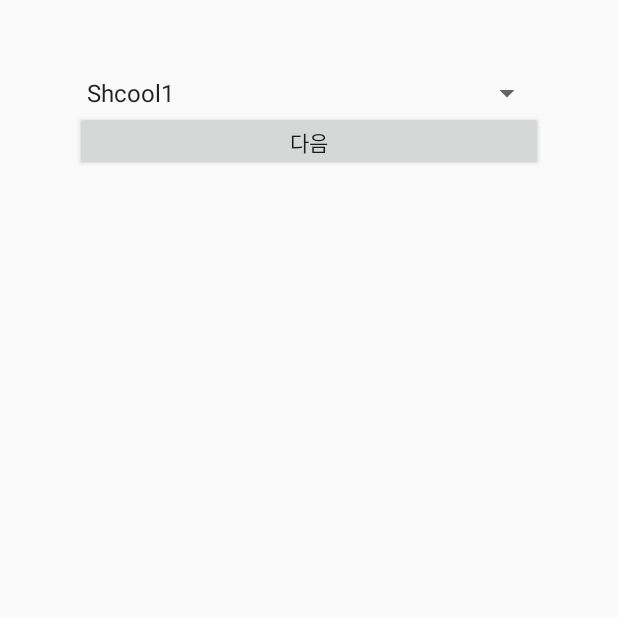
After one commit to seco/Seoul-App-Challenge, an Android app: the RegisterActivity screen opened directly, with no data from a screen before it, on a phone screen of 412 x 824 dp, the top half of it. The commit adds this screen. Run offline under Robolectric (Android 15) with nearby library versions, the phone set to English and light mode, and no system bars.

Commit message:
회원가입 액티비티 생성, 로그인 액티비티 생성 웹 서버 연결 시도 성공

```diff
--- a/app/src/main/AndroidManifest.xml
+++ b/app/src/main/AndroidManifest.xml
@@ -16,6 +16,10 @@
                 <category android:name="android.intent.category.LAUNCHER" />
             </intent-filter>
         </activity>
+
+        <activity android:name=".LoginActivity"/>
+        <activity android:name=".SplashActivity"/>
+        <activity android:name=".RegisterActivity"/>
     </application>
 
 </manifest>
--- /dev/null
+++ b/app/src/main/java/com/sejongsoftware/seoulappproject/RegisterActivity.java
@@ -0,0 +1,83 @@
+package com.sejongsoftware.seoulappproject;
+
+import android.app.Activity;
+import android.os.Bundle;
+import android.support.annotation.Nullable;
+import android.util.Log;
+import android.view.View;
+import android.widget.ArrayAdapter;
+import android.widget.EditText;
+import android.widget.Spinner;
+import android.widget.Toast;
+
+import java.io.BufferedInputStream;
+import java.io.BufferedReader;
+import java.io.InputStream;
+import java.io.InputStreamReader;
+import java.net.HttpURLConnection;
+import java.net.URL;
+
+/**
+ * Created by choyoushin on 2018. 7. 2..
+ */
+
+public class RegisterActivity extends Activity {
+    private String SCHOOL;
+    private Spinner spinner;
+    private EditText edit_id, edit_pass, edit_confirm;
+
+    @Override
+    protected void onCreate(@Nullable Bundle savedInstanceState) {
+        super.onCreate(savedInstanceState);
+        setContentView(R.layout.activity_register_school);
+
+        spinner = (Spinner) findViewById(R.id.select_school_list);
+
+        ArrayAdapter adapter = ArrayAdapter.createFromResource(this, R.array.school_list, android.R.layout.simple_spinner_item);
+        spinner.setAdapter(adapter);
+    }
+
+    public void school_ok(View v)
+    {
+        SCHOOL = spinner.getSelectedItem().toString();
+
+        setContentView(R.layout.activity_register_account);
+    }
+
+    public void tryRegister(View v)
+    {
+        edit_id = (EditText) findViewById(R.id.register_id);
+        edit_pass = (EditText) findViewById(R.id.register_pass);
+        edit_confirm = (EditText) findViewById(R.id.register_pass_confirm);
+
+        String id = edit_id.getText().toString();
+        String pass = edit_pass.getText().toString();
+        String confirm = edit_confirm.getText().toString();
+
+        if ( !pass.equals(confirm) ) {
+            Toast.makeText( getApplicationContext(), "비밀번호가 서로 다릅니다", Toast.LENGTH_SHORT ).show();
+            return;
+        }
+
+        Log.i("tryRegister_school", SCHOOL);
+        Log.i("tryRegister_id", id);
+        Log.i("tryRegister_pass", pass);
+
+        try {
+            URL url = new URL("http://localhost:8080/public/register");
+            HttpURLConnection urlConnection = (HttpURLConnection) url.openConnection();
+
+            if( !(urlConnection.getResponseCode() == HttpURLConnection.HTTP_OK) ) {
+                Toast.makeText(getApplicationContext(), "통신 에러", Toast.LENGTH_SHORT).show();
+                return;
+            }
+
+            BufferedReader br = new BufferedReader(new InputStreamReader(urlConnection.getInputStream()));
+
+            Log.i("Web : register", br.readLine().toString());
+
+        } catch (Exception e) {
+            e.printStackTrace();
+        }
+    }
+}
--- /dev/null
+++ b/app/src/main/res/layout/activity_register_school.xml
@@ -0,0 +1,28 @@
+<?xml version="1.0" encoding="utf-8"?>
+<LinearLayout
+    xmlns:android="http://schemas.android.com/apk/res/android"
+    android:orientation="vertical"
+    android:layout_width="match_parent"
+    android:layout_height="match_parent"
+    android:gravity="center">
+
+    <LinearLayout
+        android:layout_width="match_parent"
+        android:layout_height="match_parent"
+        android:padding="50dp"
+        android:orientation="vertical" >
+
+        <Spinner
+            android:id="@+id/select_school_list"
+            android:layout_width="match_parent"
+            android:layout_height="wrap_content" >
+
+        </Spinner>
+        <Button
+            android:layout_width="match_parent"
+            android:layout_height="40dp"
+            android:text="다음"
+            android:onClick="school_ok"/>
+    </LinearLayout>
+
+</LinearLayout>
--- a/app/src/main/res/values/strings.xml
+++ b/app/src/main/res/values/strings.xml
@@ -1,3 +1,10 @@
 <resources>
     <string name="app_name">SeoulAppProject</string>
+
+    <string-array name="school_list">
+        <item>Shcool1</item>
+        <item>Shcool2</item>
+        <item>Shcool3</item>
+        <item>Shcool4</item>
+    </string-array>
 </resources>
```
Also changed, not shown: app/src/main/java/com/sejongsoftware/seoulappproject/LoginActivity.java (added, +53 -0 lines), app/src/main/java/com/sejongsoftware/seoulappproject/MainActivity.java (+31 -10 lines), app/src/main/res/layout/activity_login.xml (added, +45 -0 lines), app/src/main/res/layout/activity_main.xml (+25 -9 lines), app/src/main/res/layout/activity_register_account.xml (added, +46 -0 lines).
